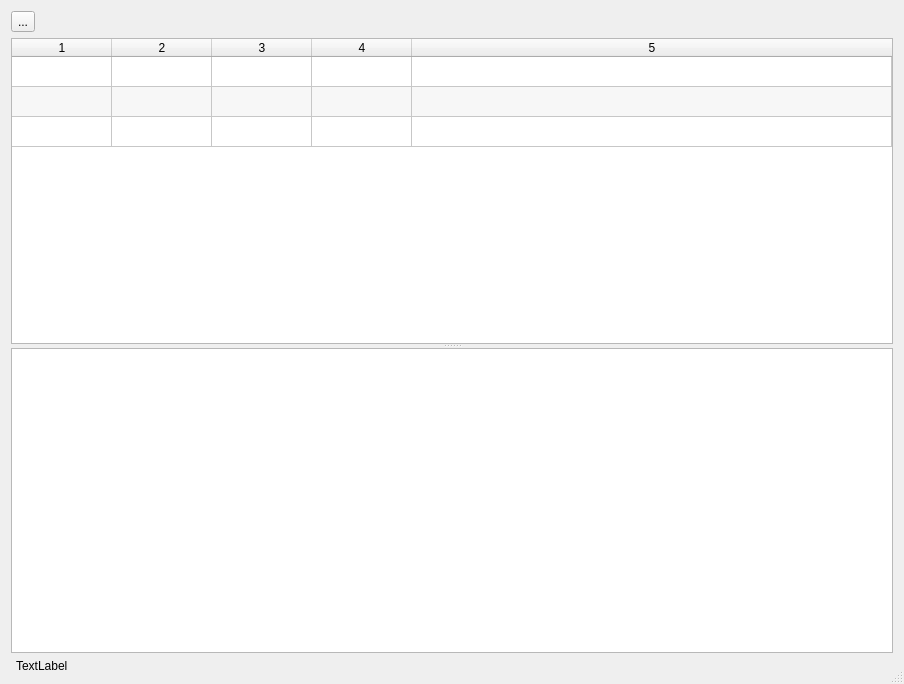
Old version of the form mboxviewer.ui in the repository pjrinaldi/wombatforensics.
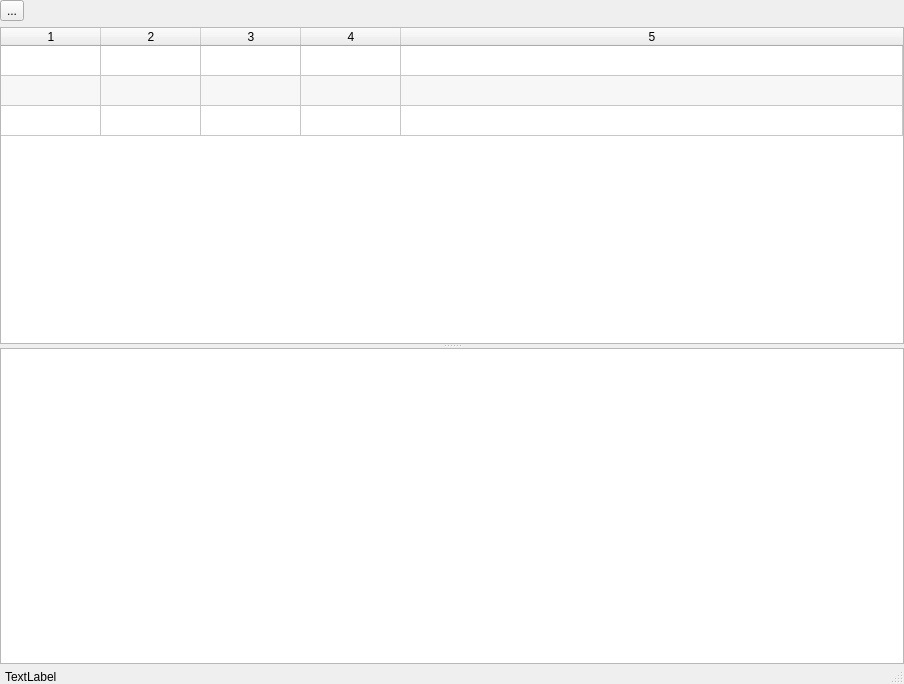
New version of the form.

Diff of the .ui file:
```diff
--- a/mboxviewer.ui
+++ b/mboxviewer.ui
@@ -23,6 +23,18 @@
    <bool>true</bool>
   </property>
   <layout class="QVBoxLayout" name="verticalLayout">
+   <property name="leftMargin">
+    <number>0</number>
+   </property>
+   <property name="topMargin">
+    <number>0</number>
+   </property>
+   <property name="rightMargin">
+    <number>0</number>
+   </property>
+   <property name="bottomMargin">
+    <number>0</number>
+   </property>
    <item>
     <widget class="QToolButton" name="toolButton">
      <property name="text">
```
